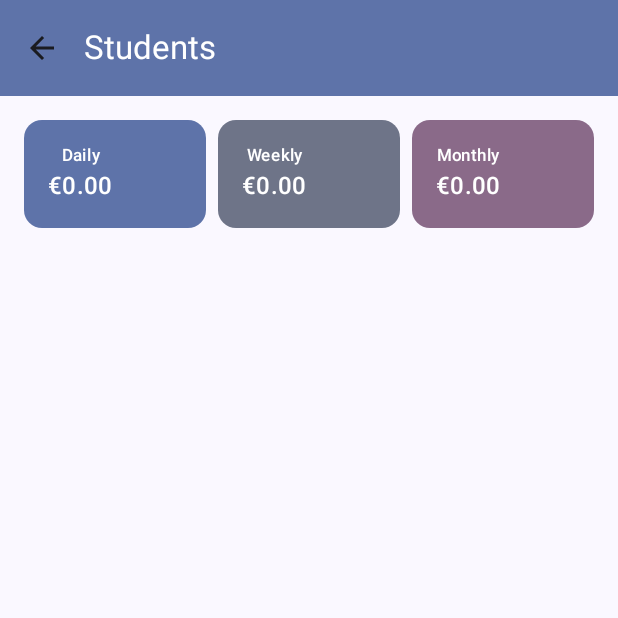
After one commit to tsampolion/TutorBillingApp, an Android app built with Jetpack Compose: the RevenueScreen screen opened through its navigation route, on a phone screen of 412 x 824 dp, the top half of it. The commit adds this screen. Run offline under Robolectric (Android 15) with nearby library versions, the phone set to English and light mode, and no system bars; our stand-ins replace Dagger/Hilt's generated code, Room's generated code.

Commit message:
Implement revenue screen and UI updates

```diff
--- a/app/src/main/java/gr/tsambala/tutorbilling/TutorBillingApp.kt
+++ b/app/src/main/java/gr/tsambala/tutorbilling/TutorBillingApp.kt
@@ -29,8 +29,8 @@ fun TutorBillingApp(
                 onAddLesson = {
                     navController.navigate("lesson/null/new")
                 },
-                onSettings = { navController.navigate("settings") },
-                onSearch = { navController.navigate("search") }
+                onRevenue = { navController.navigate("revenue") },
+                onSettings = { navController.navigate("settings") }
             )
         }
 
@@ -39,7 +39,8 @@ fun TutorBillingApp(
                 onNavigateToStudent = { studentId ->
                     navController.navigate("student/$studentId")
                 },
-                onAddStudent = { navController.navigate("student/new") }
+                onAddStudent = { navController.navigate("student/new") },
+                onBack = { navController.popBackStack() }
             )
         }
 
@@ -93,6 +94,12 @@ fun TutorBillingApp(
             )
         }
 
+        composable("revenue") {
+            gr.tsambala.tutorbilling.ui.revenue.RevenueScreen(
+                onBack = { navController.popBackStack() }
+            )
+        }
+
         composable("search") {
             gr.tsambala.tutorbilling.ui.search.GlobalSearchScreen(
                 onBack = { navController.popBackStack() }
--- a/app/src/main/java/gr/tsambala/tutorbilling/ui/home/HomeMenuScreen.kt
+++ b/app/src/main/java/gr/tsambala/tutorbilling/ui/home/HomeMenuScreen.kt
@@ -3,8 +3,8 @@ package gr.tsambala.tutorbilling.ui.home
 import androidx.compose.foundation.layout.*
 import androidx.compose.material.icons.Icons
 import androidx.compose.material.icons.filled.Add
-import androidx.compose.material.icons.filled.Search
 import androidx.compose.material.icons.filled.Settings
+import androidx.compose.material.icons.filled.BarChart
 import androidx.compose.material3.*
 import androidx.compose.runtime.*
 import androidx.compose.ui.Alignment
@@ -12,8 +12,7 @@ import androidx.compose.ui.Modifier
 import androidx.compose.ui.unit.dp
 import androidx.hilt.navigation.compose.hiltViewModel
 import androidx.lifecycle.compose.collectAsStateWithLifecycle
-import gr.tsambala.tutorbilling.ui.settings.SettingsViewModel
-import gr.tsambala.tutorbilling.utils.formatAsCurrency
+
 
 @OptIn(ExperimentalMaterial3Api::class)
 @Composable
@@ -23,14 +22,12 @@ fun HomeMenuScreen(
     onLessonsClick: () -> Unit,
     onAddStudent: () -> Unit,
     onAddLesson: () -> Unit,
+    onRevenue: () -> Unit,
     onSettings: () -> Unit,
-    onSearch: () -> Unit,
-    viewModel: HomeMenuViewModel = hiltViewModel(),
-    settingsViewModel: SettingsViewModel = hiltViewModel()
+    viewModel: HomeMenuViewModel = hiltViewModel()
 ) {
     var showFabMenu by remember { mutableStateOf(false) }
     val uiState by viewModel.uiState.collectAsStateWithLifecycle()
-    val settings by settingsViewModel.settings.collectAsStateWithLifecycle()
 
     val studentsColor = if (uiState.studentCount > 0)
         MaterialTheme.colorScheme.primary else MaterialTheme.colorScheme.primaryContainer
@@ -40,24 +37,30 @@ fun HomeMenuScreen(
         MaterialTheme.colorScheme.tertiary else MaterialTheme.colorScheme.tertiaryContainer
 
     Scaffold(
-        topBar = {
-            TopAppBar(
-                title = { Text("Tutor Billing") },
-                actions = {
-                    IconButton(onClick = onSearch) {
-                        Icon(Icons.Default.Search, contentDescription = "Search")
-                    }
-                    IconButton(onClick = onSettings) {
-                        Icon(Icons.Default.Settings, contentDescription = "Settings")
-                    }
-                }
-            )
+        bottomBar = {
+            Row(
+                modifier = Modifier
+                    .fillMaxWidth()
+                    .padding(16.dp),
+                horizontalArrangement = Arrangement.SpaceBetween
+            ) {
+                FloatingActionButton(
+                    onClick = onRevenue,
+                    containerColor = MaterialTheme.colorScheme.secondary
+                ) { Icon(Icons.Default.BarChart, contentDescription = "Revenue") }
+                FloatingActionButton(
+                    onClick = { showFabMenu = !showFabMenu },
+                    containerColor = MaterialTheme.colorScheme.primary
+                ) { Icon(Icons.Default.Add, contentDescription = "Add") }
+                FloatingActionButton(
+                    onClick = onSettings,
+                    containerColor = MaterialTheme.colorScheme.tertiary
+                ) { Icon(Icons.Default.Settings, contentDescription = "Settings") }
+            }
         },
         floatingActionButton = {
             Box {
-                FloatingActionButton(onClick = { showFabMenu = !showFabMenu }) {
-                    Icon(Icons.Default.Add, contentDescription = "Add")
-                }
+                FloatingActionButton(onClick = { showFabMenu = !showFabMenu }) {}
                 DropdownMenu(expanded = showFabMenu, onDismissRequest = { showFabMenu = false }) {
                     DropdownMenuItem(text = { Text("Add Student") }, onClick = {
                         showFabMenu = false
@@ -80,24 +83,8 @@ fun HomeMenuScreen(
             horizontalAlignment = Alignment.CenterHorizontally,
             verticalArrangement = Arrangement.spacedBy(16.dp, Alignment.CenterVertically)
         ) {
-            Card(colors = CardDefaults.cardColors(containerColor = MaterialTheme.colorScheme.primaryContainer)) {
-                Column(Modifier.padding(16.dp), horizontalAlignment = Alignment.CenterHorizontally) {
-                    Text("This week", style = MaterialTheme.typography.labelSmall)
-                    Text(
-                        uiState.weekRevenue.formatAsCurrency(settings.currencySymbol, settings.roundingDecimals),
-                        style = MaterialTheme.typography.titleMedium
-                    )
-                }
-            }
-            Card(colors = CardDefaults.cardColors(containerColor = MaterialTheme.colorScheme.secondaryContainer)) {
-                Column(Modifier.padding(16.dp), horizontalAlignment = Alignment.CenterHorizontally) {
-                    Text("This month", style = MaterialTheme.typography.labelSmall)
-                    Text(
-                        uiState.monthRevenue.formatAsCurrency(settings.currencySymbol, settings.roundingDecimals),
-                        style = MaterialTheme.typography.titleMedium
-                    )
-                }
-            }
+            Spacer(Modifier.height(32.dp))
+            Text("Tutor Billing", style = MaterialTheme.typography.headlineMedium)
             Button(
                 onClick = onStudentsClick,
                 modifier = Modifier.fillMaxWidth(),
--- /dev/null
+++ b/app/src/main/java/gr/tsambala/tutorbilling/ui/revenue/RevenueScreen.kt
@@ -0,0 +1,99 @@
+package gr.tsambala.tutorbilling.ui.revenue
+
+import androidx.compose.foundation.layout.*
+import androidx.compose.material.icons.Icons
+import androidx.compose.material.icons.filled.ArrowBack
+import androidx.compose.material3.*
+import androidx.compose.runtime.Composable
+import androidx.compose.runtime.getValue
+import androidx.compose.ui.Alignment
+import androidx.compose.ui.Modifier
+import androidx.compose.ui.unit.dp
+import androidx.hilt.navigation.compose.hiltViewModel
+import androidx.lifecycle.compose.collectAsStateWithLifecycle
+import gr.tsambala.tutorbilling.ui.settings.SettingsViewModel
+import gr.tsambala.tutorbilling.utils.formatAsCurrency
+
+@OptIn(ExperimentalMaterial3Api::class)
+@Composable
+fun RevenueScreen(
+    onBack: () -> Unit,
+    viewModel: RevenueViewModel = hiltViewModel(),
+    settingsViewModel: SettingsViewModel = hiltViewModel()
+) {
+    val uiState by viewModel.uiState.collectAsStateWithLifecycle()
+    val settings by settingsViewModel.settings.collectAsStateWithLifecycle()
+
+    Scaffold(
+        topBar = {
+            TopAppBar(
+                title = { Text("Students") },
+                navigationIcon = {
+                    IconButton(onClick = onBack) {
+                        Icon(Icons.Default.ArrowBack, contentDescription = "Back")
+                    }
+                },
+                colors = TopAppBarDefaults.topAppBarColors(
+                    containerColor = MaterialTheme.colorScheme.primaryContainer,
+                    titleContentColor = MaterialTheme.colorScheme.onPrimaryContainer
+                )
+            )
+        }
+    ) { padding ->
+        Column(
+            modifier = Modifier
+                .fillMaxSize()
+                .padding(padding)
+                .padding(16.dp),
+            verticalArrangement = Arrangement.spacedBy(16.dp)
+        ) {
+            Row(
+                modifier = Modifier.fillMaxWidth(),
+                horizontalArrangement = Arrangement.spacedBy(8.dp)
+            ) {
+                MetricTile(
+                    label = "Daily",
+                    value = uiState.dailyRevenue.formatAsCurrency(
+                        settings.currencySymbol,
+                        settings.roundingDecimals
+                    ),
+                    modifier = Modifier.weight(1f),
+                    containerColor = MaterialTheme.colorScheme.primaryContainer
+                )
+                MetricTile(
+                    label = "Weekly",
+                    value = uiState.weeklyRevenue.formatAsCurrency(
+                        settings.currencySymbol,
+                        settings.roundingDecimals
+                    ),
+                    modifier = Modifier.weight(1f),
+                    containerColor = MaterialTheme.colorScheme.secondaryContainer
+                )
+                MetricTile(
+                    label = "Monthly",
+                    value = uiState.monthlyRevenue.formatAsCurrency(
+                        settings.currencySymbol,
+                        settings.roundingDecimals
+                    ),
+                    modifier = Modifier.weight(1f),
+                    containerColor = MaterialTheme.colorScheme.tertiaryContainer
+                )
+            }
+        }
+    }
+}
+
+@Composable
+private fun MetricTile(
+    label: String,
+    value: String,
+    modifier: Modifier = Modifier,
+    containerColor: androidx.compose.ui.graphics.Color
+) {
+    Card(modifier = modifier, colors = CardDefaults.cardColors(containerColor = containerColor)) {
+        Column(Modifier.padding(16.dp), horizontalAlignment = Alignment.CenterHorizontally) {
+            Text(label, style = MaterialTheme.typography.labelSmall)
+            Text(value, style = MaterialTheme.typography.titleMedium)
+        }
+    }
+}
--- /dev/null
+++ b/app/src/main/java/gr/tsambala/tutorbilling/ui/revenue/RevenueViewModel.kt
@@ -0,0 +1,80 @@
+package gr.tsambala.tutorbilling.ui.revenue
+
+import androidx.lifecycle.ViewModel
+import androidx.lifecycle.viewModelScope
+import dagger.hilt.android.lifecycle.HiltViewModel
+import gr.tsambala.tutorbilling.data.dao.LessonDao
+import gr.tsambala.tutorbilling.data.dao.StudentDao
+import gr.tsambala.tutorbilling.data.model.calculateFee
+import kotlinx.coroutines.flow.MutableStateFlow
+import kotlinx.coroutines.flow.StateFlow
+import kotlinx.coroutines.flow.asStateFlow
+import kotlinx.coroutines.flow.combine
+import kotlinx.coroutines.launch
+import java.time.DayOfWeek
+import java.time.LocalDate
+import java.time.temporal.TemporalAdjusters
+import javax.inject.Inject
+
+@HiltViewModel
+class RevenueViewModel @Inject constructor(
+    private val studentDao: StudentDao,
+    private val lessonDao: LessonDao
+) : ViewModel() {
+
+    private val _uiState = MutableStateFlow(RevenueUiState())
+    val uiState: StateFlow<RevenueUiState> = _uiState.asStateFlow()
+
+    init {
+        viewModelScope.launch {
+            combine(
+                studentDao.getAllActiveStudents(),
+                lessonDao.getAllLessons()
+            ) { students, lessons ->
+                val studentMap = students.associateBy { it.id }
+
+                val today = LocalDate.now()
+                val weekStart = today.with(TemporalAdjusters.previousOrSame(DayOfWeek.MONDAY))
+                val weekEnd = today.with(TemporalAdjusters.nextOrSame(DayOfWeek.SUNDAY))
+                val monthStart = today.withDayOfMonth(1)
+                val monthEnd = today.withDayOfMonth(today.lengthOfMonth())
+
+                val dayTotal = lessons.filter { it.date == today.toString() }
+                    .sumOf { lesson ->
+                        val student = studentMap[lesson.studentId] ?: return@sumOf 0.0
+                        lesson.calculateFee(student)
+                    }
+
+                val weekTotal = lessons.filter { lesson ->
+                    val date = LocalDate.parse(lesson.date)
+                    !date.isBefore(weekStart) && !date.isAfter(weekEnd)
+                }.sumOf { lesson ->
+                    val student = studentMap[lesson.studentId] ?: return@sumOf 0.0
+                    lesson.calculateFee(student)
+                }
+
+                val monthTotal = lessons.filter { lesson ->
+                    val date = LocalDate.parse(lesson.date)
+                    !date.isBefore(monthStart) && !date.isAfter(monthEnd)
+                }.sumOf { lesson ->
+                    val student = studentMap[lesson.studentId] ?: return@sumOf 0.0
+                    lesson.calculateFee(student)
+                }
+
+                RevenueUiState(
+                    dailyRevenue = dayTotal,
+                    weeklyRevenue = weekTotal,
+                    monthlyRevenue = monthTotal
+                )
+            }.collect { state ->
+                _uiState.value = state
+            }
+        }
+    }
+}
+
+data class RevenueUiState(
+    val dailyRevenue: Double = 0.0,
+    val weeklyRevenue: Double = 0.0,
+    val monthlyRevenue: Double = 0.0
+)
```
Also changed, not shown: app/src/main/java/gr/tsambala/tutorbilling/ui/lesson/LessonScreen.kt (+22 -12 lines), app/src/main/java/gr/tsambala/tutorbilling/ui/students/StudentsScreen.kt (+8 -1 lines).
